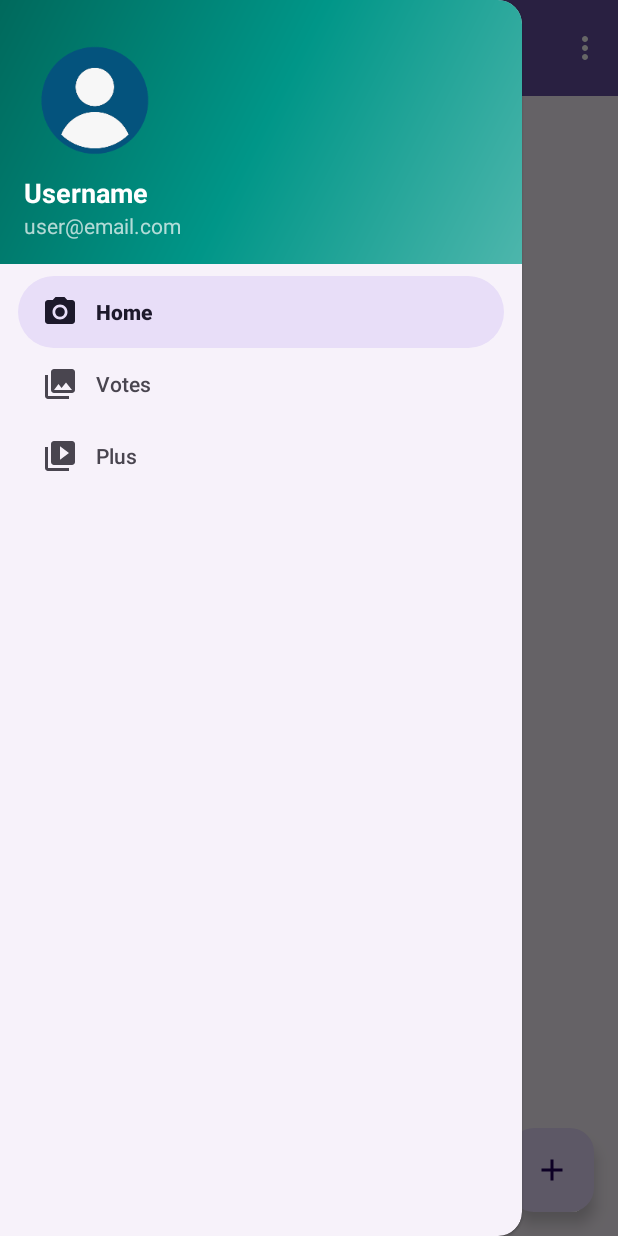
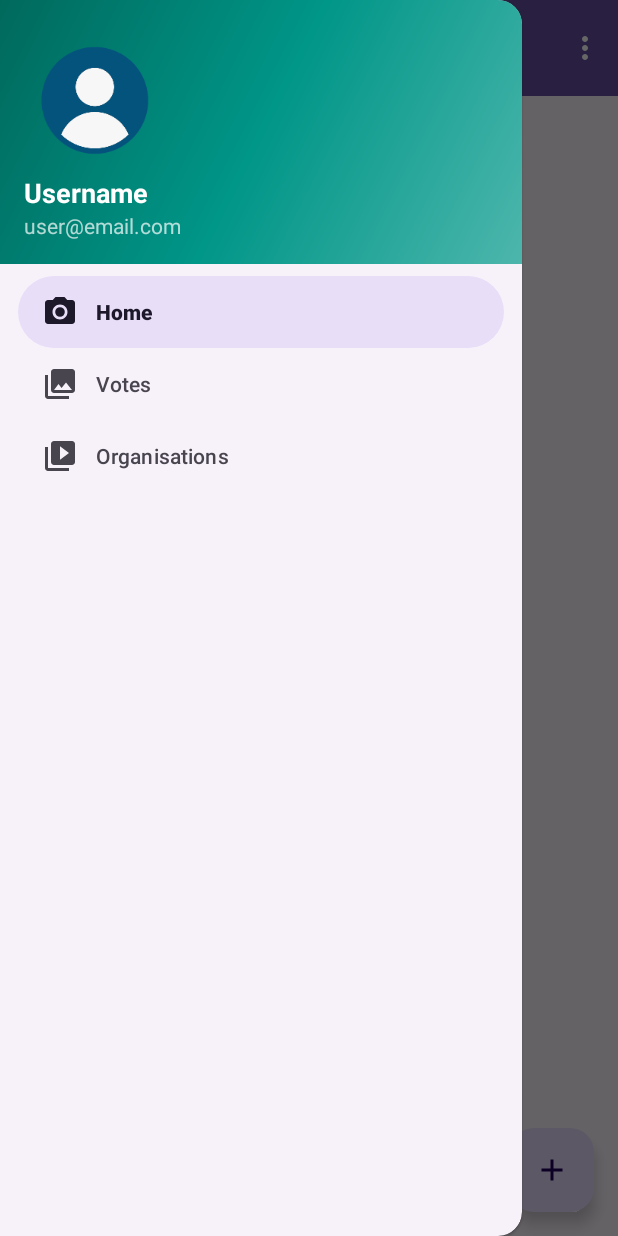
Before and after one commit to lordyhas/ivote-master-project, an Android app built with Jetpack Compose: the MainActivity screen opened directly, with no data from a screen before it, with the side drawer open, on a phone screen of 412 x 824 dp. Run offline under Robolectric (Android 15) with nearby library versions, the phone set to English and light mode, and no system bars; our stand-ins replace navigation-ui.

Commit message:
version 1.0.0+4

```diff
--- a/app/src/main/res/menu/activity_main_drawer.xml
+++ b/app/src/main/res/menu/activity_main_drawer.xml
@@ -15,6 +15,6 @@
         <item
             android:id="@+id/nav_slideshow"
             android:icon="@drawable/ic_menu_slideshow"
-            android:title="@string/plus" />
+            android:title="@string/menu_slideshow" />
     </group>
 </menu>
```
